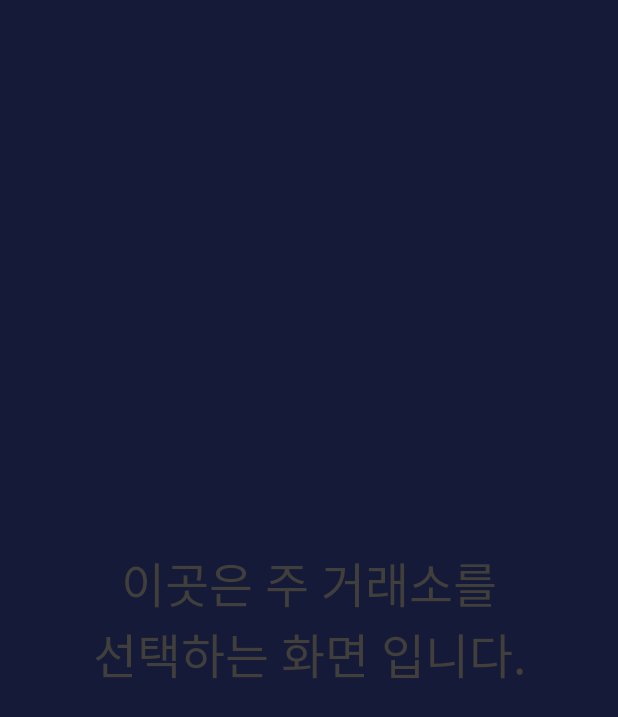
After one commit to thxall92/CoinMarketCapExample, an Android app: the fragment MainExchangeSelectFragment shown on its own in the app's theme, on a phone screen of 412 x 824 dp. The commit adds this screen. Shown: the top 717 px of the screen. Run offline under Robolectric (Android 15) with nearby library versions, the phone set to English and light mode, and no system bars; our stand-ins replace RxJava, data binding; 1 statement that could not run was skipped.

Commit message:
added main exchange select fragment in intro page

```diff
--- a/app/src/main/AndroidManifest.xml
+++ b/app/src/main/AndroidManifest.xml
@@ -22,7 +22,9 @@
                 <category android:name="android.intent.category.LAUNCHER"/>
             </intent-filter>
         </activity>
-        <activity android:name=".ui.welcome.WelcomeActivity" />
+        <activity
+                android:name=".ui.welcome.WelcomeActivity"
+                android:screenOrientation="portrait" />
     </application>
 
 </manifest>
--- /dev/null
+++ b/app/src/main/java/com/eunhye/com/coinmarketcapexample/ui/welcome/MainExchangeSelectFragment.kt
@@ -0,0 +1,19 @@
+package com.eunhye.com.coinmarketcapexample.ui.welcome
+
+import android.os.Bundle
+import android.view.View
+import com.eunhye.com.coinmarketcapexample.R
+import com.eunhye.com.coinmarketcapexample.base.BaseFragment
+import com.eunhye.com.coinmarketcapexample.databinding.MainExchangeSelectFragmentBinding
+
+class MainExchangeSelectFragment :
+    BaseFragment<MainExchangeSelectFragmentBinding>(R.layout.main_exchange_select_fragment) {
+
+    companion object {
+        fun newInstance() = MainExchangeSelectFragment()
+    }
+
+    override fun onViewCreated(view: View, savedInstanceState: Bundle?) {
+        super.onViewCreated(view, savedInstanceState)
+    }
+}
--- a/app/src/main/java/com/eunhye/com/coinmarketcapexample/ui/welcome/adapter/WelcomeAdapter.kt
+++ b/app/src/main/java/com/eunhye/com/coinmarketcapexample/ui/welcome/adapter/WelcomeAdapter.kt
@@ -3,6 +3,7 @@ package com.eunhye.com.coinmarketcapexample.ui.welcome.adapter
 import androidx.fragment.app.Fragment
 import androidx.fragment.app.FragmentManager
 import androidx.fragment.app.FragmentStatePagerAdapter
+import com.eunhye.com.coinmarketcapexample.ui.welcome.MainExchangeSelectFragment
 import com.eunhye.com.coinmarketcapexample.ui.welcome.SnsLoginFragment
 import com.eunhye.com.coinmarketcapexample.ui.welcome.WelcomeFragment
 
@@ -12,6 +13,7 @@ class WelcomeAdapter(fm: FragmentManager)
     private val fragments = mutableListOf<Fragment>().apply {
         add(WelcomeFragment.newInstance())
         add(SnsLoginFragment.newInstance())
+        add(MainExchangeSelectFragment.newInstance())
     }
 
     override fun getItem(position: Int) = fragments[position]
--- /dev/null
+++ b/app/src/main/res/layout/main_exchange_select_fragment.xml
@@ -0,0 +1,25 @@
+<?xml version="1.0" encoding="utf-8"?>
+<layout xmlns:android="http://schemas.android.com/apk/res/android"
+    xmlns:app="http://schemas.android.com/apk/res-auto">
+
+    <data>
+
+    </data>
+
+    <androidx.constraintlayout.widget.ConstraintLayout
+        android:layout_width="match_parent"
+        android:layout_height="match_parent">
+
+        <TextView
+                android:layout_width="wrap_content"
+                android:layout_height="wrap_content"
+                android:gravity="center"
+                android:text="이곳은 주 거래소를\n선택하는 화면 입니다."
+                android:textSize="32sp"
+                app:layout_constraintBottom_toBottomOf="parent"
+                app:layout_constraintEnd_toEndOf="parent"
+                app:layout_constraintStart_toStartOf="parent"
+                app:layout_constraintTop_toTopOf="parent" />
+
+    </androidx.constraintlayout.widget.ConstraintLayout>
+</layout>
```
